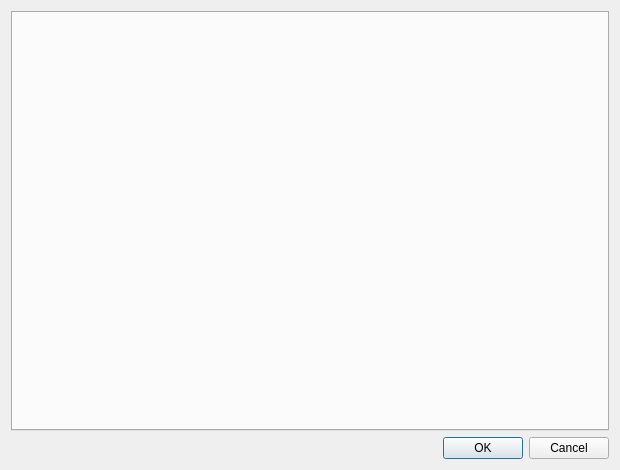
Before: the Qt Designer form src/StarRPGEditor/StarRPGEditor/scene/database_scene.ui in wasedaigo/star-rpg-editor, drawn with Qt 5.
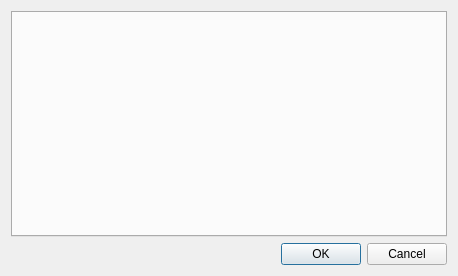
After: the same form once the commit is applied.

Diff of the .ui file:
```diff
--- a/src/StarRPGEditor/StarRPGEditor/scene/database_scene.ui
+++ b/src/StarRPGEditor/StarRPGEditor/scene/database_scene.ui
@@ -6,8 +6,8 @@
    <rect>
     <x>0</x>
     <y>0</y>
-    <width>620</width>
-    <height>470</height>
+    <width>458</width>
+    <height>276</height>
    </rect>
   </property>
   <property name="windowTitle">
```
